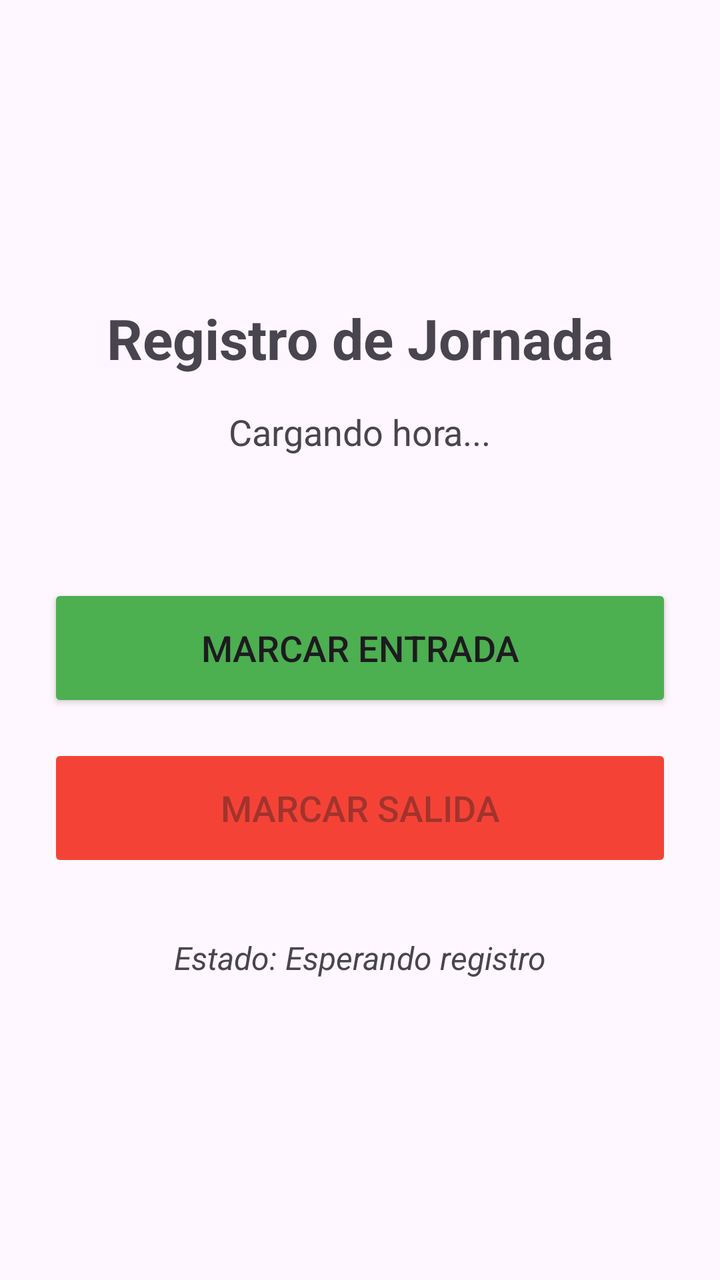
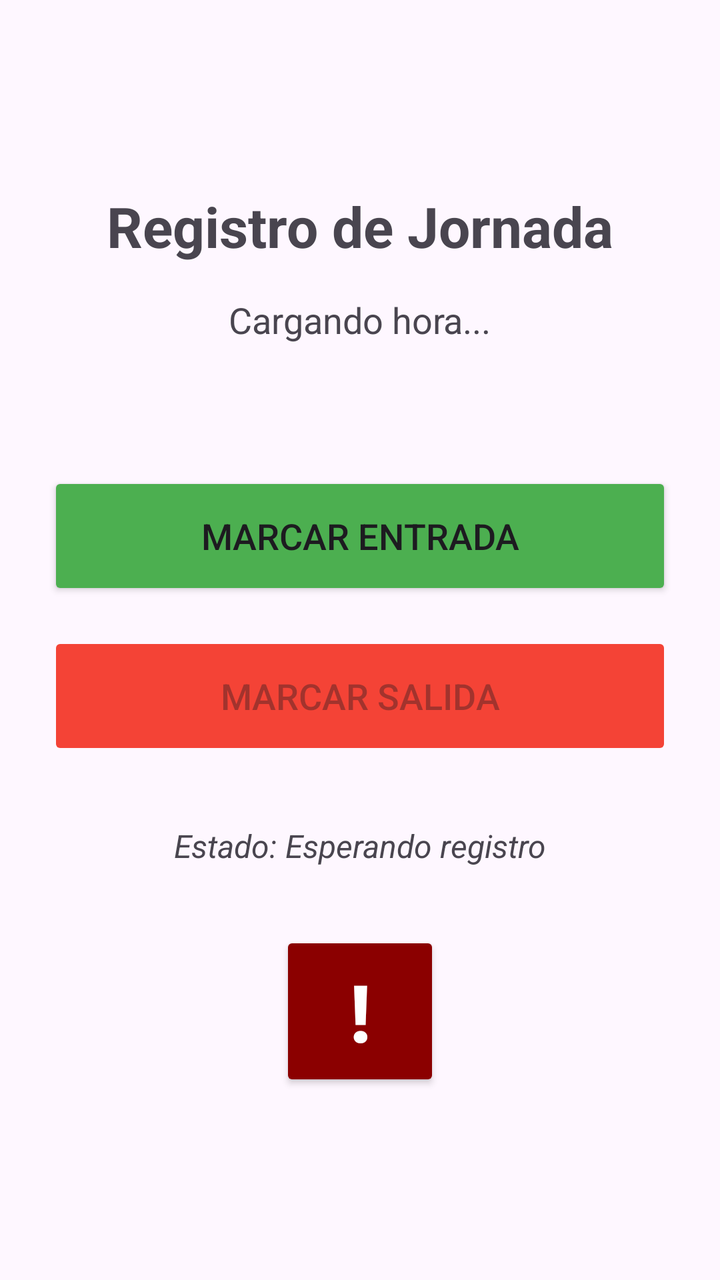

An Android layout rendered at two revisions. The XML below is the earlier revision; the diff shows what the commit changed to produce the second picture.
<!-- AndroidManifest.xml: application theme Theme.PlanillaMovil -->
<!-- res/layout/activity_main.xml -->
<?xml version="1.0" encoding="utf-8"?>
<androidx.constraintlayout.widget.ConstraintLayout xmlns:android="http://schemas.android.com/apk/res/android"
    xmlns:app="http://schemas.android.com/apk/res-auto"
    xmlns:tools="http://schemas.android.com/tools"
    android:layout_width="match_parent"
    android:layout_height="match_parent"
    android:padding="24dp"
    tools:context=".MainActivity">

    <TextView
        android:id="@+id/tvTitulo"
        android:layout_width="wrap_content"
        android:layout_height="wrap_content"
        android:text="Registro de Jornada"
        android:textSize="28sp"
        android:textStyle="bold"
        app:layout_constraintBottom_toTopOf="@+id/tvFechaHoraActual"
        app:layout_constraintEnd_toEndOf="parent"
        app:layout_constraintStart_toStartOf="parent"
        app:layout_constraintTop_toTopOf="parent"
        app:layout_constraintVertical_chainStyle="packed" />

    <TextView
        android:id="@+id/tvFechaHoraActual"
        android:layout_width="wrap_content"
        android:layout_height="wrap_content"
        android:layout_marginTop="16dp"
        android:text="Cargando hora..."
        android:textSize="18sp"
        app:layout_constraintBottom_toTopOf="@+id/btnEntrada"
        app:layout_constraintEnd_toEndOf="parent"
        app:layout_constraintStart_toStartOf="parent"
        app:layout_constraintTop_toBottomOf="@+id/tvTitulo" />

    <Button
        android:id="@+id/btnEntrada"
        android:layout_width="match_parent"
        android:layout_height="64dp"
        android:layout_marginTop="64dp"
        android:backgroundTint="#4CAF50"
        android:text="MARCAR ENTRADA"
        android:textSize="18sp"
        app:layout_constraintBottom_toTopOf="@+id/btnSalida"
        app:layout_constraintEnd_toEndOf="parent"
        app:layout_constraintStart_toStartOf="parent"
        app:layout_constraintTop_toBottomOf="@+id/tvFechaHoraActual" />

    <Button
        android:id="@+id/btnSalida"
        android:layout_width="match_parent"
        android:layout_height="64dp"
        android:layout_marginTop="16dp"
        android:backgroundTint="#F44336"
        android:text="MARCAR SALIDA"
        android:textSize="18sp"
        android:enabled="false"
        app:layout_constraintBottom_toTopOf="@+id/tvEstado"
        app:layout_constraintEnd_toEndOf="parent"
        app:layout_constraintStart_toStartOf="parent"
        app:layout_constraintTop_toBottomOf="@+id/btnEntrada" />

    <TextView
        android:id="@+id/tvEstado"
        android:layout_width="wrap_content"
        android:layout_height="wrap_content"
        android:layout_marginTop="32dp"
        android:text="Estado: Esperando registro"
        android:textSize="16sp"
        android:textStyle="italic"
        app:layout_constraintBottom_toBottomOf="parent"
        app:layout_constraintEnd_toEndOf="parent"
        app:layout_constraintStart_toStartOf="parent"
        app:layout_constraintTop_toBottomOf="@+id/btnSalida" />

</androidx.constraintlayout.widget.ConstraintLayout>
<!-- resources referenced by this layout -->
<resources>
  <style name="Theme.PlanillaMovil" parent="Base.Theme.PlanillaMovil" />
  <style name="Base.Theme.PlanillaMovil" parent="Theme.Material3.DayNight.NoActionBar">
          
          
      </style>
</resources>

<!-- the commit's change to res/layout/activity_main.xml (unified diff, before → after) -->
@@ -67,9 +67,26 @@
         android:text="Estado: Esperando registro"
         android:textSize="16sp"
         android:textStyle="italic"
-        app:layout_constraintBottom_toBottomOf="parent"
+        app:layout_constraintBottom_toTopOf="@+id/btnEmergencia"
         app:layout_constraintEnd_toEndOf="parent"
         app:layout_constraintStart_toStartOf="parent"
         app:layout_constraintTop_toBottomOf="@+id/btnSalida" />
 
+    
+    <Button
+        android:id="@+id/btnEmergencia"
+        android:layout_width="80dp"
+        android:layout_height="80dp"
+        android:layout_marginTop="32dp"
+        android:backgroundTint="#8B0000"
+        android:text="!"
+        android:textSize="40sp"
+        android:textColor="#FFFFFF"
+        android:textStyle="bold"
+        app:cornerRadius="40dp"
+        app:layout_constraintBottom_toBottomOf="parent"
+        app:layout_constraintEnd_toEndOf="parent"
+        app:layout_constraintStart_toStartOf="parent"
+        app:layout_constraintTop_toBottomOf="@+id/tvEstado" />
+
 </androidx.constraintlayout.widget.ConstraintLayout>
